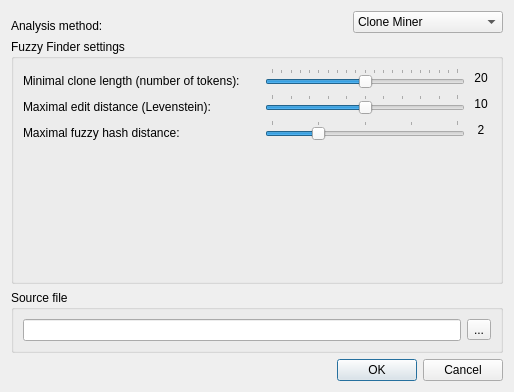
Before: the Qt Designer form doc-clone-miner/qtui/element_miner_settings.ui in spbu-se/pldoctoolkit, drawn with Qt 5.
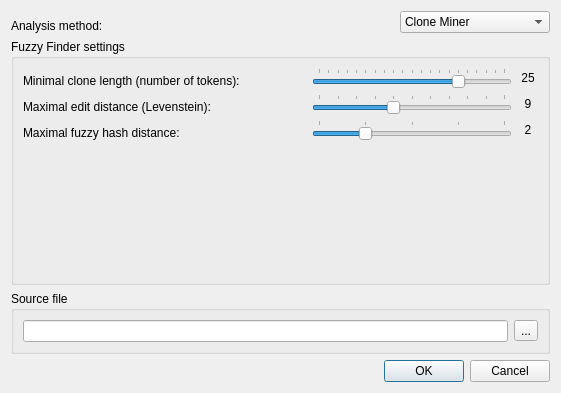
After: the same form once the commit is applied. The open tabs and pages were chosen to show the change.

Commit message: System requirements & default settings

The edit to the form file:
```diff
--- a/doc-clone-miner/qtui/element_miner_settings.ui
+++ b/doc-clone-miner/qtui/element_miner_settings.ui
@@ -6,8 +6,8 @@
    <rect>
     <x>0</x>
     <y>0</y>
-    <width>514</width>
-    <height>392</height>
+    <width>561</width>
+    <height>393</height>
    </rect>
   </property>
   <property name="sizePolicy">
@@ -394,7 +394,7 @@
                <number>30</number>
               </property>
               <property name="value">
-               <number>20</number>
+               <number>25</number>
               </property>
               <property name="tracking">
                <bool>true</bool>
@@ -425,7 +425,7 @@
                </size>
               </property>
               <property name="text">
-               <string>20</string>
+               <string>25</string>
               </property>
               <property name="alignment">
                <set>Qt::AlignCenter</set>
@@ -474,7 +474,7 @@
                <number>15</number>
               </property>
               <property name="value">
-               <number>10</number>
+               <number>9</number>
               </property>
               <property name="tracking">
                <bool>true</bool>
@@ -505,7 +505,7 @@
                </size>
               </property>
               <property name="text">
-               <string>10</string>
+               <string>9</string>
               </property>
               <property name="alignment">
                <set>Qt::AlignCenter</set>
```
The commit also changes 2 other files.
